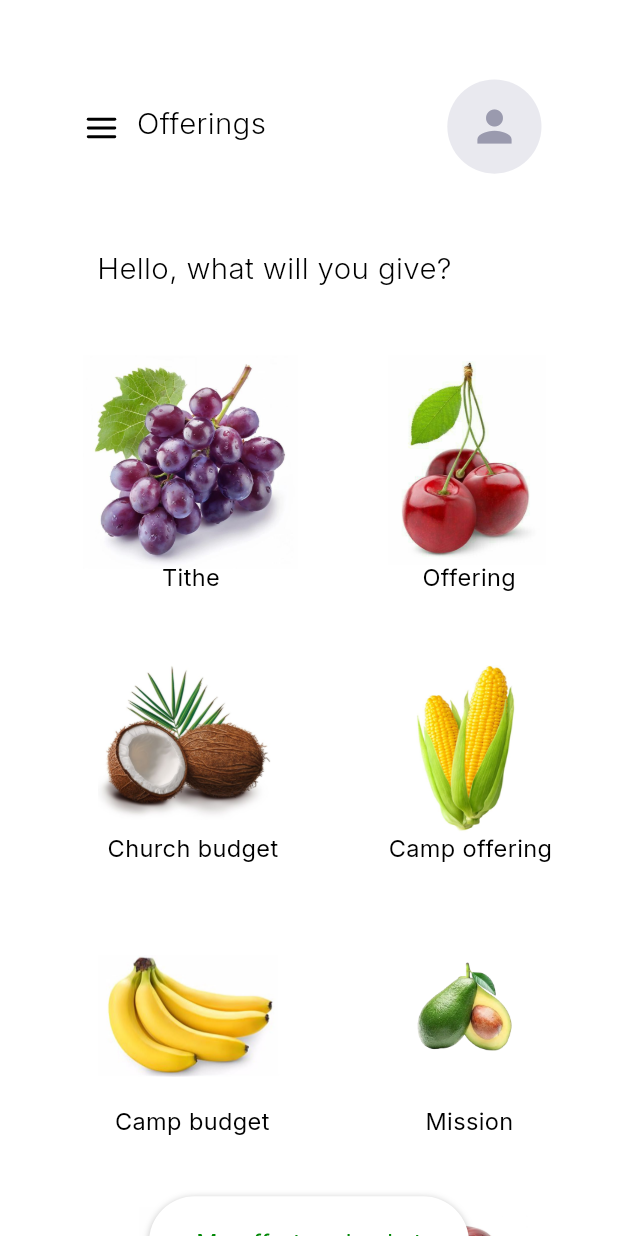
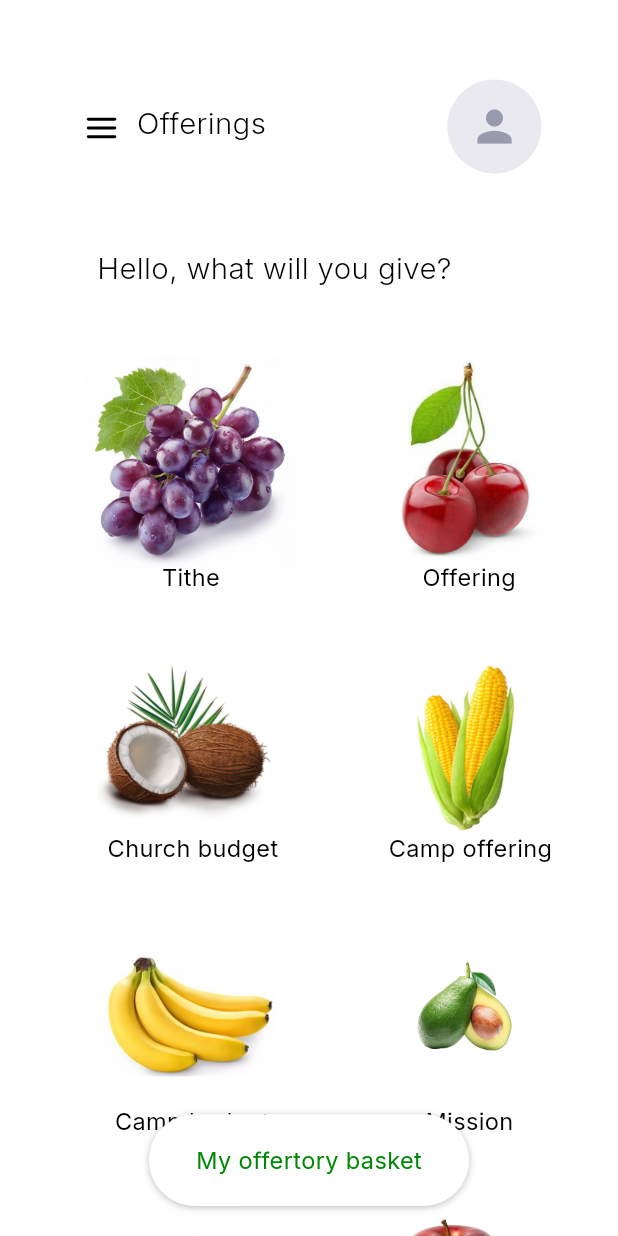
Before and after one commit to bahashaSDA/bahasha, a Flutter app: the HomeScreen screen opened directly, on a phone screen of 412 x 824 dp. Run offline on Flutter 3.47's test engine with Material 3 defaults, Android fonts, the phone set to English and light mode, and no system bars; our stand-ins replace connectivity_plus, dio, drift, flutter_riverpod, flutter_secure_storage, flutter_svg and 3 more; missing offline and left inert: bluetooth_low_energy, cryptography, flutter_reactive_ble; accounts and stored records are empty; generated files the repository leaves out were written again.

Commit message:
Home: pin 'My offertory basket' to the bottom while the grid scrolls
The pill was placed inside the scrolling canvas, so it drifted to the middle as
you scrolled. Move it out into a bottom-anchored overlay (SafeArea + Positioned)
so it stays fixed at the bottom; add tail room to the scroll so the last row
clears it.

Co-Authored-By: Claude Opus 4.8 <noreply@anthropic.com>

```diff
--- a/bahasha-mobile/lib/features/contribution/presentation/home_screen.dart
+++ b/bahasha-mobile/lib/features/contribution/presentation/home_screen.dart
@@ -39,10 +39,13 @@ class HomeScreen extends ConsumerWidget {
 
     return Scaffold(
       backgroundColor: Colors.white,
-      body: PixelCanvas(
+      body: Stack(
+        children: [
+          PixelCanvas(
             background: Colors.white,
             scrollable: true,
-        contentHeight: 1150,
+            // Extra tail room so the last row clears the pinned button on full scroll.
+            contentHeight: 1230,
             builder: (context, px) => [
               ...offeringsHeader(context, px),
 
@@ -52,14 +55,24 @@ class HomeScreen extends ConsumerWidget {
 
               for (var i = 0; i < categories.length && i < _tiles.length; i++)
                 ..._tile(context, px, categories[i], _tiles[i], basket.isSelected(categories[i].code)),
+            ],
+          ),
 
-          // Floating "My offertory basket" pill (centered).
-          px.at(0, 813, width: 420, child: Center(
-            child: _BasketPill(
+          // "My offertory basket" stays pinned to the bottom while the grid
+          // scrolls behind it — it never rides up into the middle.
+          Positioned(
+            left: 0, right: 0, bottom: 0,
+            child: SafeArea(
+              top: false,
+              child: Padding(
+                padding: const EdgeInsets.only(bottom: 20),
+                child: Center(child: _BasketPill(
                   count: basket.amounts.length,
                   onTap: () => _openBasket(context, ref),
+                )),
               ),
-          )),
+            ),
+          ),
         ],
       ),
     );
--- a/bahasha-mobile/pubspec.yaml
+++ b/bahasha-mobile/pubspec.yaml
@@ -1,7 +1,7 @@
 name: bahasha
 description: "Bahasha — offline-first church giving over Bluetooth Low Energy."
 publish_to: 'none'
-version: 1.1.2+9
+version: 1.1.3+10
 
 environment:
   sdk: ^3.12.0
```
Lines whose indentation alone changed are shown as unchanged.
